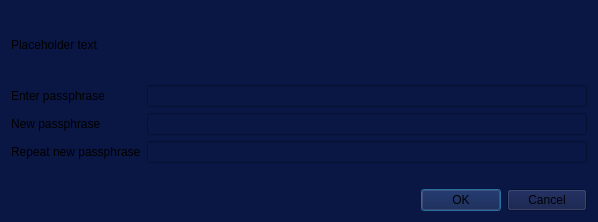
Old version of the form src/qt/forms/askpassphrasedialog.ui in the repository digibyte/digibyte.
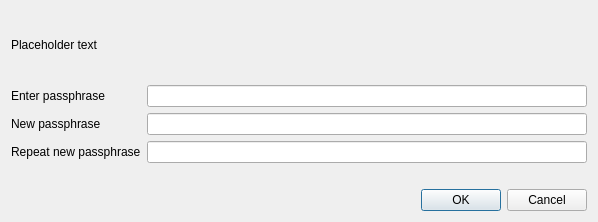
New version of the form.

Diff of the .ui file:
```diff
--- a/src/qt/forms/askpassphrasedialog.ui
+++ b/src/qt/forms/askpassphrasedialog.ui
@@ -25,9 +25,6 @@
   <property name="windowTitle">
    <string>Passphrase Dialog</string>
   </property>
-  <property name="styleSheet">
-   <string notr="true">background-color: rgb(10, 22, 68);</string>
-  </property>
   <layout class="QVBoxLayout" name="verticalLayout">
    <property name="sizeConstraint">
     <enum>QLayout::SetMinimumSize</enum>
```
